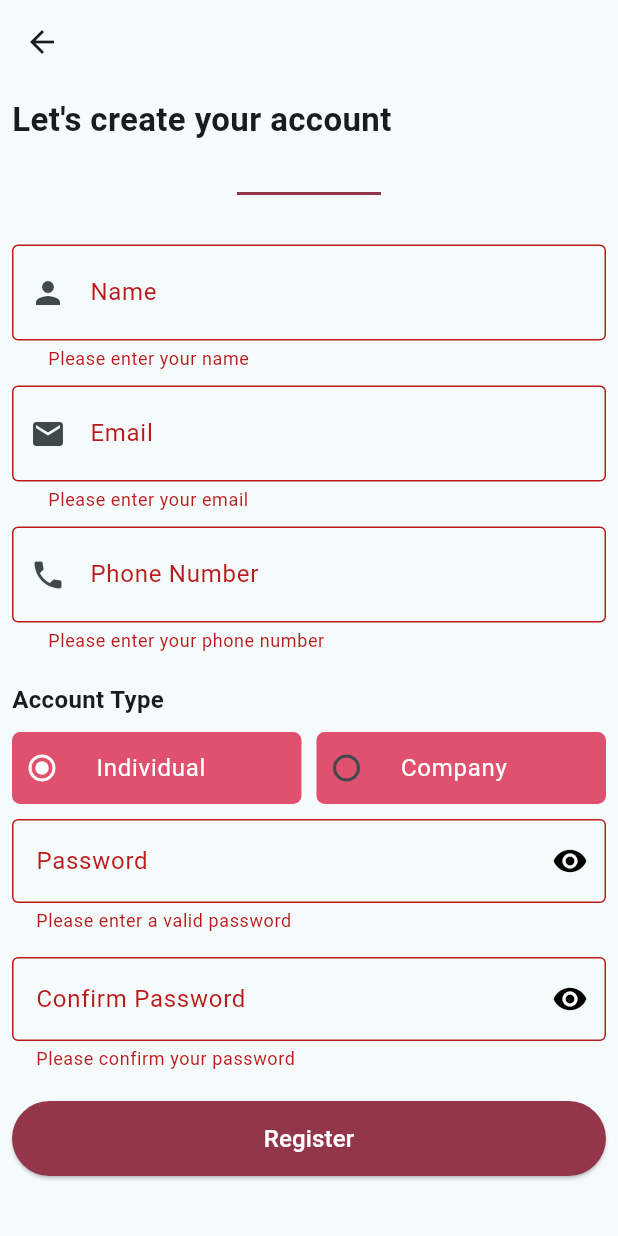
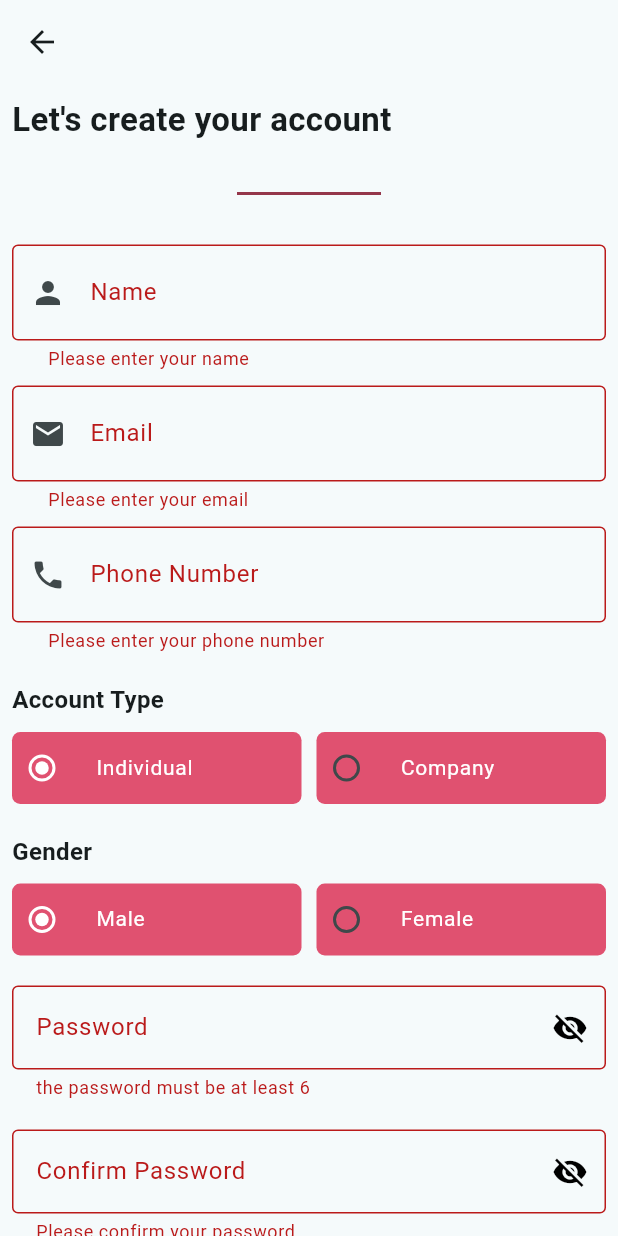
Before and after one commit to Amortization-Calculator/amortization-calculator-app, a Flutter app: the RegisterScreen screen opened directly, after a tap on "Register", on a phone screen of 412 x 824 dp. Run offline on Flutter 3.47's test engine with Material 3 defaults, Android fonts, the phone set to English and light mode, and no system bars; our stand-ins replace connectivity_plus, get, share_plus; missing offline and left inert: open_file_plus.

Commit message:
update login and register screens

```diff
--- a/lib/screens/auth/login_screen.dart
+++ b/lib/screens/auth/login_screen.dart
@@ -113,8 +113,8 @@ class _LoginScreenState extends State<LoginScreen> {
                             },
                             child: Icon(
                               _obscurePassText
-                                  ? Icons.visibility
-                                  : Icons.visibility_off,
+                                  ? Icons.visibility_off
+                                  : Icons.visibility,
                               color: Colors.black,
                             ),
                           ),
--- a/lib/screens/auth/register_screen.dart
+++ b/lib/screens/auth/register_screen.dart
@@ -1,7 +1,11 @@
 import 'package:flutter/material.dart';
+import 'package:get/get.dart';
+import '../../controller/register_controller.dart';
 import '../../widgets/text_form_widget.dart';
 
 enum IndividualCompanyEnum { Individual, Company }
+
+enum GenderEnum { Male, Female }
 
 class RegisterScreen extends StatefulWidget {
   const RegisterScreen({super.key});
@@ -12,22 +16,26 @@ class RegisterScreen extends StatefulWidget {
 
 class _RegisterScreenState extends State<RegisterScreen> {
   final _formKey = GlobalKey<FormState>();
+
+  IndividualCompanyEnum? _individualCompanyEnum =
+      IndividualCompanyEnum.Individual;
+  GenderEnum? _genderEnum = GenderEnum.Male;
+
+  final RegisterController _registerController = Get.put(RegisterController());
   final TextEditingController nameController = TextEditingController();
   final TextEditingController emailController = TextEditingController();
   final TextEditingController phoneController = TextEditingController();
-  IndividualCompanyEnum? _individualCompanyEnum=IndividualCompanyEnum.Individual;
+  final TextEditingController _passwordTextController = TextEditingController();
+  final TextEditingController _confirmPasswordTextController =
+      TextEditingController();
 
   final FocusNode nameFocusNode = FocusNode();
   final FocusNode emailFocusNode = FocusNode();
   final FocusNode phoneFocusNode = FocusNode();
+  final FocusNode _passwordFocusNode = FocusNode();
 
-  final FocusNode _passwordFocusNode = FocusNode();
-  final TextEditingController _passwordTextController = TextEditingController();
-  final TextEditingController _confirmPasswordTextController = TextEditingController();
   bool _obscurePassText = true;
   bool _obscureConfirmPassText = true;
-
-  IndividualCompanyEnum _selectedType = IndividualCompanyEnum.Individual;
 
   @override
   void dispose() {
@@ -139,7 +147,8 @@ class _RegisterScreenState extends State<RegisterScreen> {
                     SizedBox(height: 10),
                     Text(
                       'Account Type',
-                      style: TextStyle(fontSize: 16, fontWeight: FontWeight.bold),
+                      style:
+                          TextStyle(fontSize: 16, fontWeight: FontWeight.bold),
                     ),
                     SizedBox(height: 10),
                     Row(
@@ -161,7 +170,33 @@ class _RegisterScreenState extends State<RegisterScreen> {
                         ),
                       ],
                     ),
+                    SizedBox(height: 20),
+                    Text(
+                      'Gender',
+                      style:
+                          TextStyle(fontSize: 16, fontWeight: FontWeight.bold),
+                    ),
                     SizedBox(height: 10),
+                    Row(
+                      children: [
+                        Expanded(
+                          child: _buildRadioTileGender(
+                            value: GenderEnum.Male,
+                            groupValue: _genderEnum,
+                            title: 'Male',
+                          ),
+                        ),
+                        SizedBox(width: 10),
+                        Expanded(
+                          child: _buildRadioTileGender(
+                            value: GenderEnum.Female,
+                            groupValue: _genderEnum,
+                            title: 'Female',
+                          ),
+                        ),
+                      ],
+                    ),
+                    SizedBox(height: 20),
                     TextFormField(
                       focusNode: _passwordFocusNode,
                       obscureText: _obscurePassText,
@@ -169,8 +204,8 @@ class _RegisterScreenState extends State<RegisterScreen> {
                       keyboardType: TextInputType.visiblePassword,
                       controller: _passwordTextController,
                       validator: (value) {
-                        if (value == null || value.length < 7) {
-                          return 'Please enter a valid password';
+                        if (value == null || value.length < 6) {
+                          return 'the password must be at least 6 ';
                         }
                         return null;
                       },
@@ -184,8 +219,8 @@ class _RegisterScreenState extends State<RegisterScreen> {
                           },
                           child: Icon(
                             _obscurePassText
-                                ? Icons.visibility
-                                : Icons.visibility_off,
+                                ? Icons.visibility_off
+                                : Icons.visibility,
                             color: Colors.black,
                           ),
                         ),
@@ -196,7 +231,7 @@ class _RegisterScreenState extends State<RegisterScreen> {
                         color: Colors.black,
                       ),
                     ),
-                    SizedBox(height: 16),
+                    SizedBox(height: 20),
                     TextFormField(
                       obscureText: _obscureConfirmPassText,
                       textInputAction: TextInputAction.done,
@@ -216,13 +251,14 @@ class _RegisterScreenState extends State<RegisterScreen> {
                         suffixIcon: GestureDetector(
                           onTap: () {
                             setState(() {
-                              _obscureConfirmPassText = !_obscureConfirmPassText;
+                              _obscureConfirmPassText =
+                                  !_obscureConfirmPassText;
                             });
                           },
                           child: Icon(
                             _obscureConfirmPassText
-                                ? Icons.visibility
-                                : Icons.visibility_off,
+                                ? Icons.visibility_off
+                                : Icons.visibility,
                             color: Colors.black,
                           ),
                         ),
@@ -237,25 +273,17 @@ class _RegisterScreenState extends State<RegisterScreen> {
                     Center(
                       child: ElevatedButton(
                         onPressed: () {
-                          if (_formKey.currentState!.validate()) {
-                            // Implement your registration logic here
-                            print('Register button pressed');
-                          }
+                            print('presed');
+                            _register();
                         },
                         style: ElevatedButton.styleFrom(
                           backgroundColor: Color(0xFF94364a), // Button color
-                          minimumSize: Size(double.infinity, 50), // Make button full-width
+                          minimumSize: Size(
+                              double.infinity, 50), // Make button full-width
                         ),
-                        // style: ElevatedButton.styleFrom(
-                        //   // backgroundColor: Color(0xFF94364a),
-                        //   // padding: EdgeInsets.symmetric(horizontal: 50, vertical: 15),
-                        //   // shape: RoundedRectangleBorder(
-                        //   //   borderRadius: BorderRadius.circular(5),
-                        //   // ),
-                        // ),
                         child: Text(
                           'Register',
-                          style: TextStyle(fontSize: 16,color: Colors.white),
+                          style: TextStyle(fontSize: 16, color: Colors.white),
                         ),
                       ),
                     ),
@@ -267,6 +295,23 @@ class _RegisterScreenState extends State<RegisterScreen> {
         ),
       ),
     );
+  }
+
+  void _register() {
+    if (_formKey.currentState!.validate()) {
+      _registerController.registerUser(
+        firstName: 'omdaar',
+        lastName: 'kenafadwi', // Add the respective controllers for these fields
+        userName: nameController.text,
+        email: emailController.text,
+        password: _passwordTextController.text,
+        phoneNumber: phoneController.text,
+        gender: _genderEnum==GenderEnum.Male?'MALE':'FEMALE',
+        userType: _individualCompanyEnum == IndividualCompanyEnum.Individual
+            ? 'INDIVIDUAL'
+            : 'COMPANY',
+      );
+    }
   }
 
   Widget _buildRadioTile({
@@ -283,12 +328,43 @@ class _RegisterScreenState extends State<RegisterScreen> {
       shape: RoundedRectangleBorder(borderRadius: BorderRadius.circular(5.5)),
       title: Text(
         title,
-        style: TextStyle(color: Colors.white, fontSize: 16),
+        style: TextStyle(
+          fontSize: 14,
+          color: Colors.white,
+        ),
       ),
       groupValue: groupValue,
-      onChanged: (val) {
+      onChanged: (IndividualCompanyEnum? value) {
         setState(() {
-          _individualCompanyEnum = val;
+          _individualCompanyEnum = value;
+        });
+      },
+    );
+  }
+
+  Widget _buildRadioTileGender({
+    required GenderEnum value,
+    required GenderEnum? groupValue,
+    required String title,
+  }) {
+    return RadioListTile<GenderEnum>(
+      contentPadding: EdgeInsets.all(0.0),
+      value: value,
+      tileColor: Color(0xFFe05170),
+      activeColor: Colors.white,
+      dense: true,
+      shape: RoundedRectangleBorder(borderRadius: BorderRadius.circular(5.5)),
+      title: Text(
+        title,
+        style: TextStyle(
+          fontSize: 14,
+          color: Colors.white,
+        ),
+      ),
+      groupValue: groupValue,
+      onChanged: (GenderEnum? value) {
+        setState(() {
+          _genderEnum = value;
         });
       },
     );
```
Also changed, not shown: 1 other file.
